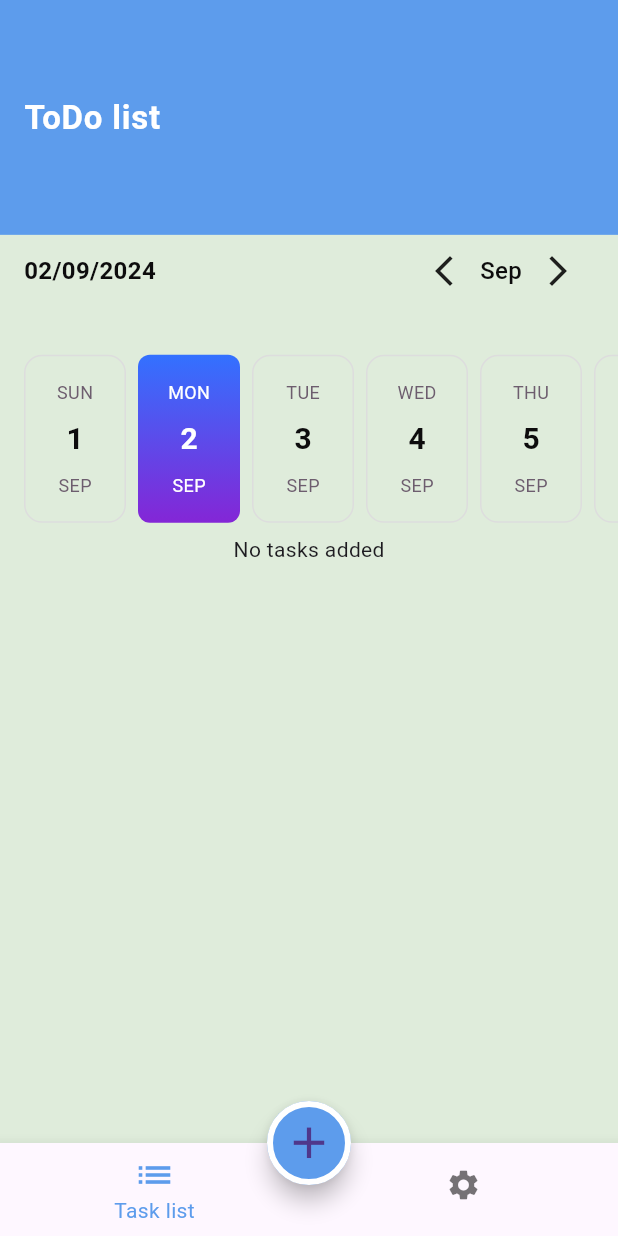
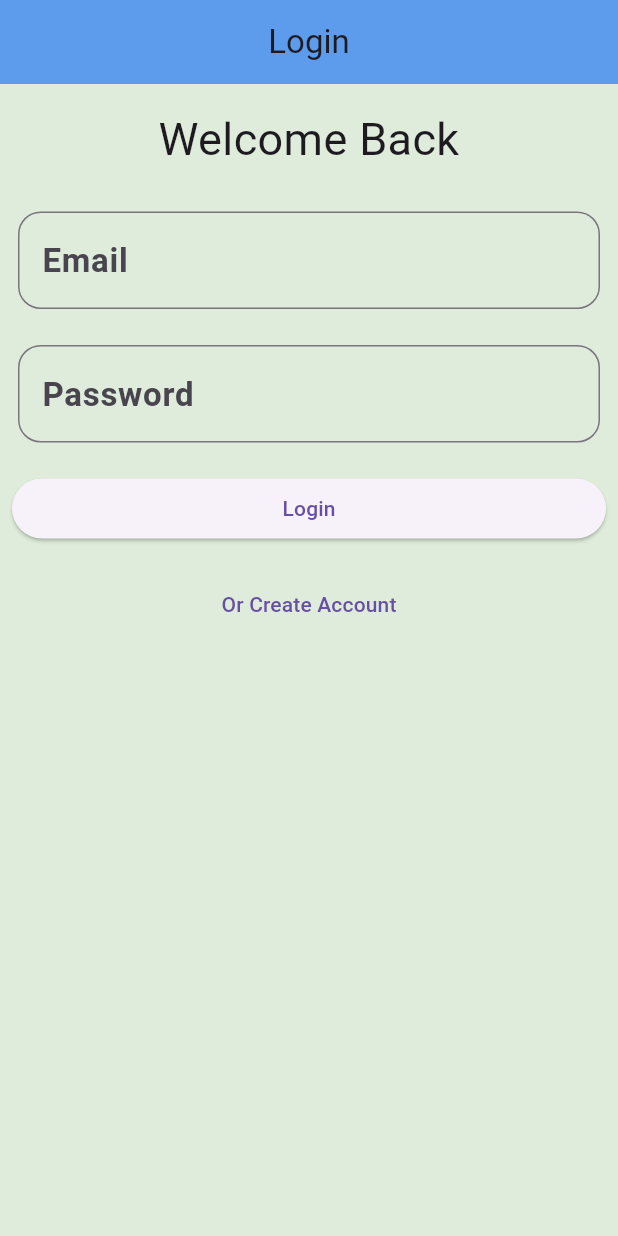
Before and after one commit to Leo-x30/todo_app_1, a Flutter app: the screen it shows after launch, on a phone screen of 412 x 824 dp. Run offline on Flutter 3.47's test engine with Material 3 defaults, Android fonts, the phone set to English and light mode, and no system bars; drawn by our look-alikes of easy_date_timeline; our stand-ins replace cloud_firestore, firebase_auth, firebase_core, flutter_slidable, shared_preferences; accounts and stored records are empty; generated files the repository leaves out were written again.

Commit message:
ToDO app

```diff
--- /dev/null
+++ b/lib/Home/authentiction/login/loginscreen.dart
@@ -0,0 +1,147 @@
+import 'package:firebase_auth/firebase_auth.dart';
+import 'package:flutter/material.dart';
+import 'package:shared_preferences/shared_preferences.dart';
+import 'package:test1/Home/authentiction/register/custom%20text%20form%20field.dart';
+import 'package:test1/Home/authentiction/register/register%20screen.dart';
+import 'package:test1/Home/home%20screen.dart';
+
+class LoginScreen extends StatefulWidget {
+  static const String routename = 'login screen';
+
+  @override
+  _LoginScreenState createState() => _LoginScreenState();
+}
+
+class _LoginScreenState extends State<LoginScreen> {
+  TextEditingController emailcontroller = TextEditingController();
+  TextEditingController passwordcontroller = TextEditingController();
+  var formkey = GlobalKey<FormState>();
+
+  @override
+  void initState() {
+    super.initState();
+    loadSavedCredentials();
+  }
+
+  void loadSavedCredentials() async {
+    SharedPreferences prefs = await SharedPreferences.getInstance();
+    emailcontroller.text = prefs.getString('email') ?? '';
+    passwordcontroller.text = prefs.getString('password') ?? '';
+  }
+
+  @override
+  Widget build(BuildContext context) {
+    return Scaffold(
+      appBar: AppBar(
+        title: Text('Login'),
+        centerTitle: true,
+      ),
+      body: SingleChildScrollView(
+        child: Column(
+          children: [
+            Form(
+              key: formkey,
+              child: Column(
+                crossAxisAlignment: CrossAxisAlignment.stretch,
+                children: [
+                  Padding(
+                    padding: const EdgeInsets.all(15.0),
+                    child: Text(
+                      "Welcome Back",
+                      style: TextStyle(fontSize: 30),
+                      textAlign: TextAlign.center,
+                    ),
+                  ),
+                  CustomTextFormFiled(
+                    label: 'Email',
+                    controller: emailcontroller,
+                    myValidator: (text) {
+                      if (text == null || text.trim().isEmpty) {
+                        return "Please enter email";
+                      }
+                      final bool emailValid = RegExp(
+                          r"^[a-zA-Z0-9.a-zA-Z0-9.!#$%&'*+-/=?^_`{|}~]+@[a-zA-Z0-9]+\.[a-zA-Z]+")
+                          .hasMatch(text);
+                      if (!emailValid) {
+                        return 'Please enter valid email';
+                      }
+                      return null;
+                    },
+                    keyboardType: TextInputType.emailAddress,
+                  ),
+                  CustomTextFormFiled(
+                    label: 'Password',
+                    controller: passwordcontroller,
+                    myValidator: (text) {
+                      if (text == null || text.trim().isEmpty) {
+                        return "Please enter password";
+                      }
+                      if (text.length < 6) {
+                        return 'Password must be at least 6 characters';
+                      }
+                      return null;
+                    },
+                    keyboardType: TextInputType.number,
+                    obscureText: true,
+                  ),
+                  Padding(
+                    padding: const EdgeInsets.all(8.0),
+                    child: ElevatedButton(
+                      onPressed: () async {
+                        bool loggedIn = await login();
+                        if (loggedIn) {
+                          Navigator.of(context)
+                              .pushReplacementNamed(HomeScreen.routName);
+                        }
+                      },
+                      child: Text('Login'),
+                    ),
+                  ),
+                  Padding(
+                    padding: const EdgeInsets.all(8.0),
+                    child: TextButton(
+                      onPressed: () {
+                        Navigator.of(context)
+                            .pushNamed(RegisterScreen.routename);
+                      },
+                      child: Text("Or Create Account"),
+                    ),
+                  ),
+                ],
+              ),
+            ),
+          ],
+        ),
+      ),
+    );
+  }
+
+  Future<bool> login() async {
+    if (formkey.currentState?.validate() == true) {
+      try {
+        final credential = await FirebaseAuth.instance.signInWithEmailAndPassword(
+          email: emailcontroller.text,
+          password: passwordcontroller.text,
+        );
+        print("Log in success");
+        saveCredentials();
+        return true;
+      } on FirebaseAuthException catch (e) {
+        if (e.code == 'user-not-found') {
+          print('No user found for that email.');
+        } else if (e.code == 'wrong-password') {
+          print('Wrong password provided for that user.');
+        }
+      } catch (e) {
+        print(e);
+      }
+    }
+    return false;
+  }
+
+  void saveCredentials() async {
+    SharedPreferences prefs = await SharedPreferences.getInstance();
+    prefs.setString('email', emailcontroller.text);
+    prefs.setString('password', passwordcontroller.text);
+  }
+}
--- a/lib/Home/authentiction/register/custom text form field.dart
+++ b/lib/Home/authentiction/register/custom text form field.dart
@@ -46,6 +46,7 @@ class CustomTextFormFiled extends StatelessWidget {
       color: Appcolors.primarycolor
      ),
     ),
+        errorMaxLines: 2
     ),
       controller: controller,
       keyboardType: keyboardType,
--- a/lib/main.dart
+++ b/lib/main.dart
@@ -3,6 +3,7 @@ import 'package:cloud_firestore/cloud_firestore.dart';
 import 'package:firebase_core/firebase_core.dart';
 import 'package:flutter/material.dart';
 import 'package:provider/provider.dart';
+import 'package:test1/Home/authentiction/login/loginscreen.dart';
 import 'package:test1/Home/authentiction/register/register%20screen.dart';
 import 'package:test1/Home/home%20screen.dart';
 import 'package:test1/Home/mytheme.dart';
@@ -38,10 +39,11 @@ class Myapp extends StatelessWidget {
     var provider =Provider.of<Appconfigprovider>(context);
     return MaterialApp(
     debugShowCheckedModeBanner: false,
-     initialRoute: HomeScreen.routName,
+     initialRoute: LoginScreen.routename,
      routes:{
       HomeScreen.routName : (context) => HomeScreen(),
-       RegisterScreen.routename:(context) => RegisterScreen()
+       RegisterScreen.routename:(context) => RegisterScreen(),
+       LoginScreen.routename:(context)=>LoginScreen()
       },
       theme: Mytheme.lighttheme,
       darkTheme: Mytheme.darktheme,
--- a/pubspec.yaml
+++ b/pubspec.yaml
@@ -45,6 +45,8 @@ dependencies:
   flutter_slidable: ^3.1.1
   firebase_core: ^2.24.2
   cloud_firestore: ^4.14.0
+  firebase_auth: ^4.16.0
+  shared_preferences: ^2.2.3
 
 
 
```
Also changed, not shown: lib/Home/authentiction/register/register screen.dart (+42 -6 lines), lib/provider/provider.dart (+27 -11 lines), pubspec.lock, 4 other files.
